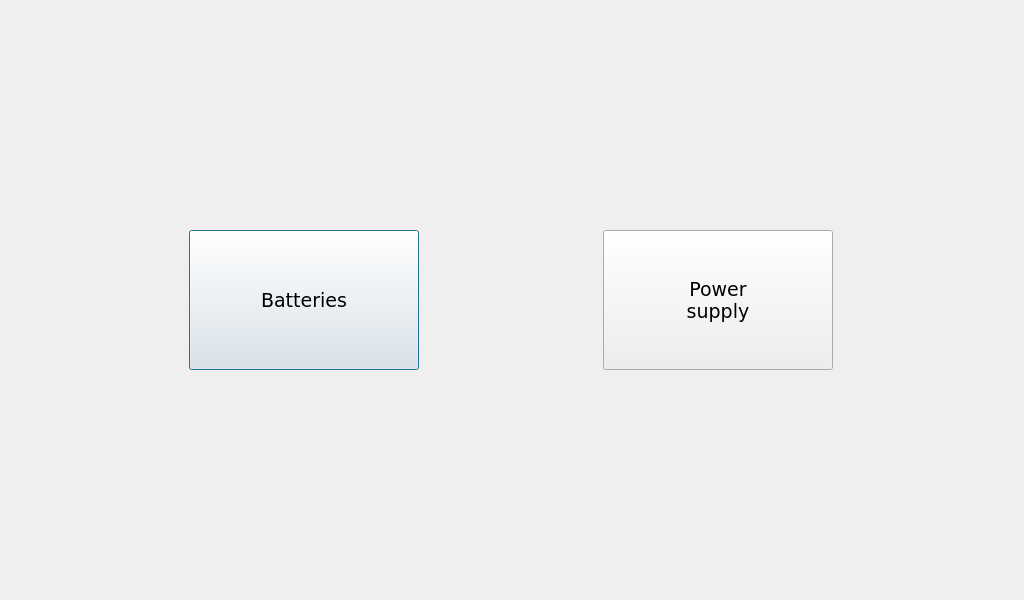
The window that sterownik_glowny/bc_client/cdevicedialog.ui (bremenpl/bateria_cenralna) describes before a commit, drawn with Qt 5.
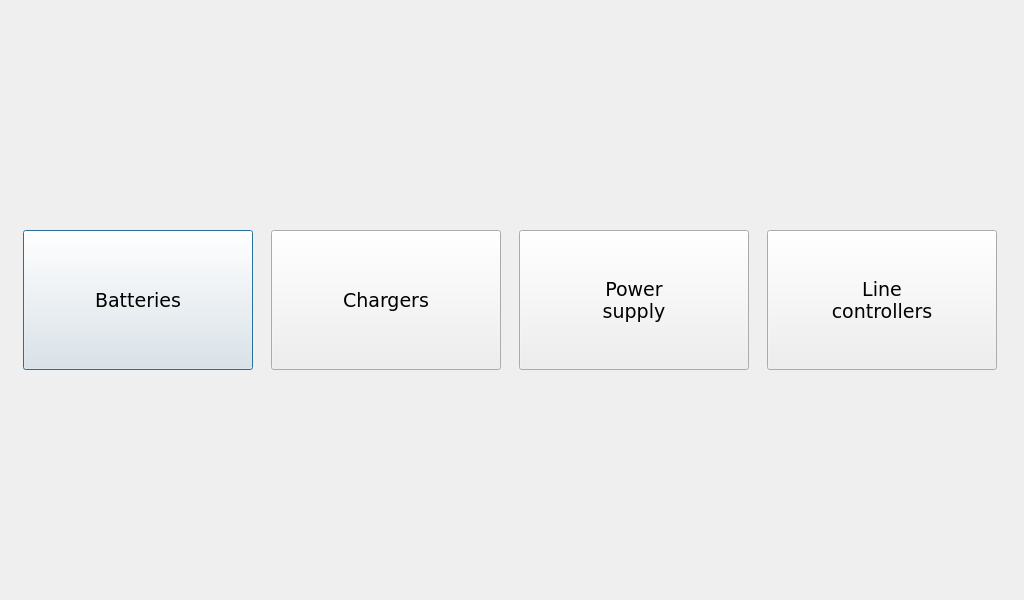
The same window after the commit. Icons and pictures are not drawn.

Commit message: Added slave selection classes Added up to relay controller selection menus path.

```diff
--- a/sterownik_glowny/bc_client/cdevicedialog.ui
+++ b/sterownik_glowny/bc_client/cdevicedialog.ui
@@ -60,6 +60,51 @@
     </widget>
    </item>
    <item row="0" column="1">
+    <widget class="QPushButton" name="pbDevicesChargers">
+     <property name="sizePolicy">
+      <sizepolicy hsizetype="Fixed" vsizetype="Fixed">
+       <horstretch>0</horstretch>
+       <verstretch>0</verstretch>
+      </sizepolicy>
+     </property>
+     <property name="minimumSize">
+      <size>
+       <width>230</width>
+       <height>140</height>
+      </size>
+     </property>
+     <property name="maximumSize">
+      <size>
+       <width>230</width>
+       <height>140</height>
+      </size>
+     </property>
+     <property name="font">
+      <font>
+       <family>DejaVu Sans</family>
+       <pointsize>14</pointsize>
+      </font>
+     </property>
+     <property name="text">
+      <string>Chargers</string>
+     </property>
+     <property name="icon">
+      <iconset>
+       <normalon>:/graphics/devices_charger.png</normalon>
+      </iconset>
+     </property>
+     <property name="iconSize">
+      <size>
+       <width>128</width>
+       <height>128</height>
+      </size>
+     </property>
+     <property name="checkable">
+      <bool>false</bool>
+     </property>
+    </widget>
+   </item>
+   <item row="0" column="2">
     <widget class="QPushButton" name="pbDevicesPowersupply">
      <property name="sizePolicy">
       <sizepolicy hsizetype="Fixed" vsizetype="Fixed">
@@ -105,6 +150,52 @@
      </property>
     </widget>
    </item>
+   <item row="0" column="3">
+    <widget class="QPushButton" name="pbDevicesLineControllers">
+     <property name="sizePolicy">
+      <sizepolicy hsizetype="Fixed" vsizetype="Fixed">
+       <horstretch>0</horstretch>
+       <verstretch>0</verstretch>
+      </sizepolicy>
+     </property>
+     <property name="minimumSize">
+      <size>
+       <width>230</width>
+       <height>140</height>
+      </size>
+     </property>
+     <property name="maximumSize">
+      <size>
+       <width>230</width>
+       <height>140</height>
+      </size>
+     </property>
+     <property name="font">
+      <font>
+       <family>DejaVu Sans</family>
+       <pointsize>14</pointsize>
+      </font>
+     </property>
+     <property name="text">
+      <string>Line
+controllers</string>
+     </property>
+     <property name="icon">
+      <iconset>
+       <normalon>:/graphics/devices_linectrl.png</normalon>
+      </iconset>
+     </property>
+     <property name="iconSize">
+      <size>
+       <width>128</width>
+       <height>128</height>
+      </size>
+     </property>
+     <property name="checkable">
+      <bool>false</bool>
+     </property>
+    </widget>
+   </item>
   </layout>
  </widget>
  <resources/>
```
The commit also changes 22 other files.
